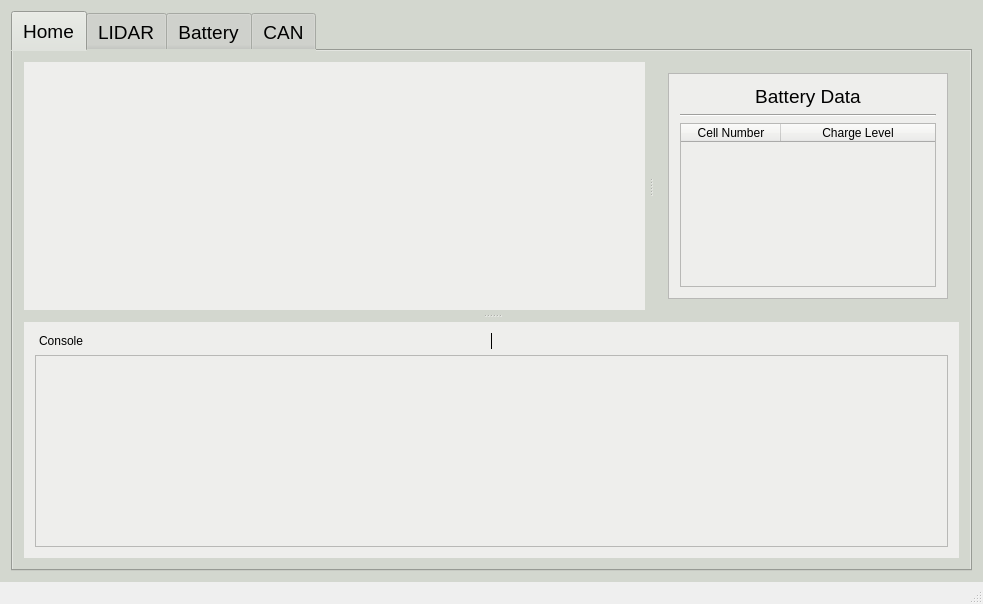
Above: mainwindow.ui from gcmvy3/voltron-dashboard before the change. Below: the same form after it.
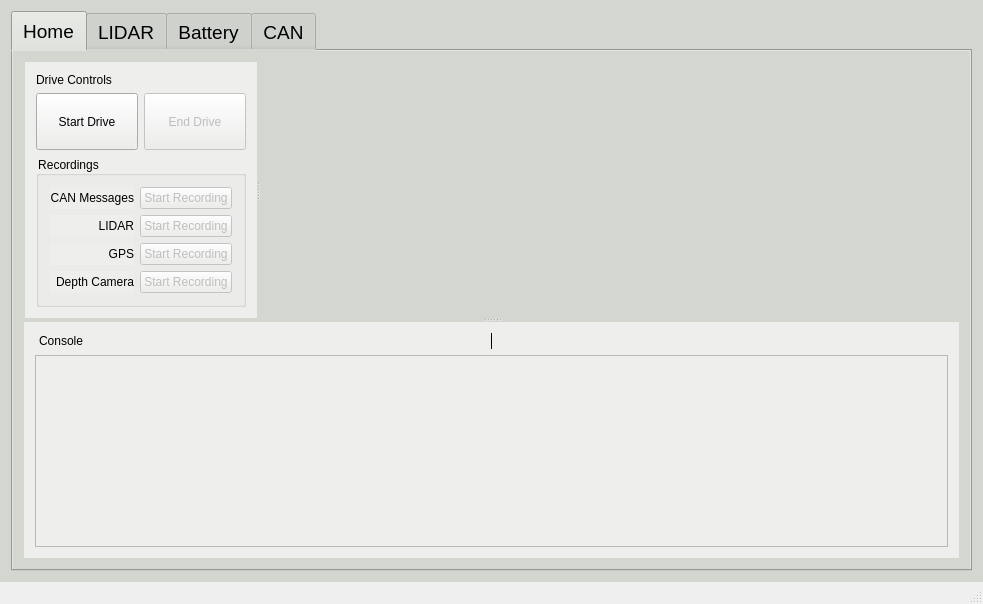
That is the form after the change. The open tabs and pages were chosen to show the change. Custom widgets are drawn as their Qt base class.

Patch:
```diff
--- a/mainwindow.ui
+++ b/mainwindow.ui
@@ -46,110 +46,200 @@
           <property name="orientation">
            <enum>Qt::Vertical</enum>
           </property>
-          <property name="handleWidth">
-           <number>12</number>
-          </property>
           <property name="childrenCollapsible">
            <bool>false</bool>
           </property>
           <widget class="QSplitter" name="splitter">
            <property name="sizePolicy">
-            <sizepolicy hsizetype="Expanding" vsizetype="Expanding">
+            <sizepolicy hsizetype="Expanding" vsizetype="Preferred">
              <horstretch>0</horstretch>
-             <verstretch>6</verstretch>
+             <verstretch>10</verstretch>
             </sizepolicy>
            </property>
+           <property name="layoutDirection">
+            <enum>Qt::RightToLeft</enum>
+           </property>
            <property name="orientation">
             <enum>Qt::Horizontal</enum>
            </property>
-           <property name="handleWidth">
-            <number>12</number>
-           </property>
-           <property name="childrenCollapsible">
-            <bool>false</bool>
-           </property>
            <widget class="LidarWidget" name="lidarWidget" native="true">
             <property name="sizePolicy">
              <sizepolicy hsizetype="MinimumExpanding" vsizetype="MinimumExpanding">
-              <horstretch>8</horstretch>
-              <verstretch>0</verstretch>
+              <horstretch>4</horstretch>
+              <verstretch>5</verstretch>
+             </sizepolicy>
+            </property>
+           </widget>
+           <widget class="LoggingControlWidget" name="loggingControlWidget" native="true">
+            <property name="sizePolicy">
+             <sizepolicy hsizetype="Preferred" vsizetype="Preferred">
+              <horstretch>0</horstretch>
+              <verstretch>5</verstretch>
              </sizepolicy>
             </property>
             <property name="styleSheet">
              <string notr="true">background-color: rgb(238, 238, 236)</string>
             </property>
-           </widget>
-           <widget class="BatteryWidget" name="batteryWidget" native="true">
-            <property name="minimumSize">
-             <size>
-              <width>200</width>
-              <height>200</height>
-             </size>
-            </property>
-            <property name="styleSheet">
-             <string notr="true"/>
-            </property>
-            <layout class="QVBoxLayout" name="verticalLayout_4">
+            <layout class="QVBoxLayout" name="verticalLayout_3">
              <item>
-              <widget class="QFrame" name="frame">
-               <property name="styleSheet">
-                <string notr="true">background-color: rgb(238, 238, 236)</string>
+              <widget class="QLabel" name="label_6">
+               <property name="sizePolicy">
+                <sizepolicy hsizetype="Preferred" vsizetype="Maximum">
+                 <horstretch>0</horstretch>
+                 <verstretch>0</verstretch>
+                </sizepolicy>
                </property>
-               <property name="frameShape">
-                <enum>QFrame::StyledPanel</enum>
+               <property name="text">
+                <string>Drive Controls</string>
                </property>
-               <property name="frameShadow">
-                <enum>QFrame::Raised</enum>
+              </widget>
+             </item>
+             <item>
+              <layout class="QHBoxLayout" name="horizontalLayout_5" stretch="0,0">
+               <property name="sizeConstraint">
+                <enum>QLayout::SetDefaultConstraint</enum>
                </property>
-               <layout class="QVBoxLayout" name="verticalLayout_5">
+               <item>
+                <widget class="QPushButton" name="pushButton_2">
+                 <property name="enabled">
+                  <bool>false</bool>
+                 </property>
+                 <property name="sizePolicy">
+                  <sizepolicy hsizetype="Minimum" vsizetype="Minimum">
+                   <horstretch>0</horstretch>
+                   <verstretch>0</verstretch>
+                  </sizepolicy>
+                 </property>
+                 <property name="text">
+                  <string>End Drive</string>
+                 </property>
+                </widget>
+               </item>
+               <item>
+                <widget class="QPushButton" name="pushButton">
+                 <property name="sizePolicy">
+                  <sizepolicy hsizetype="Minimum" vsizetype="Minimum">
+                   <horstretch>0</horstretch>
+                   <verstretch>0</verstretch>
+                  </sizepolicy>
+                 </property>
+                 <property name="text">
+                  <string>Start Drive</string>
+                 </property>
+                </widget>
+               </item>
+              </layout>
+             </item>
+             <item>
+              <widget class="QGroupBox" name="groupBox">
+               <property name="sizePolicy">
+                <sizepolicy hsizetype="Preferred" vsizetype="Minimum">
+                 <horstretch>0</horstretch>
+                 <verstretch>0</verstretch>
+                </sizepolicy>
+               </property>
+               <property name="layoutDirection">
+                <enum>Qt::LeftToRight</enum>
+               </property>
+               <property name="title">
+                <string>Recordings</string>
+               </property>
+               <layout class="QVBoxLayout" name="verticalLayout_4">
                 <item>
-                 <layout class="QVBoxLayout" name="verticalLayout_3">
+                 <layout class="QHBoxLayout" name="horizontalLayout">
                   <item>
-                   <widget class="QLabel" name="batteryLabel">
-                    <property name="font">
-                     <font>
-                      <pointsize>14</pointsize>
-                     </font>
+                   <widget class="QLabel" name="label_2">
+                    <property name="layoutDirection">
+                     <enum>Qt::LeftToRight</enum>
                     </property>
-                    <property name="autoFillBackground">
+                    <property name="text">
+                     <string>CAN Messages</string>
+                    </property>
+                    <property name="alignment">
+                     <set>Qt::AlignRight|Qt::AlignTrailing|Qt::AlignVCenter</set>
+                    </property>
+                   </widget>
+                  </item>
+                  <item>
+                   <widget class="QPushButton" name="pushButton_3">
+                    <property name="enabled">
                      <bool>false</bool>
                     </property>
                     <property name="text">
-                     <string>Battery Data</string>
+                     <string>Start Recording</string>
                     </property>
+                   </widget>
+                  </item>
+                 </layout>
+                </item>
+                <item>
+                 <layout class="QHBoxLayout" name="horizontalLayout_2">
+                  <item>
+                   <widget class="QLabel" name="label_3">
+                    <property name="text">
+                     <string>LIDAR</string>
+                    </property>
                     <property name="alignment">
-                     <set>Qt::AlignCenter</set>
+                     <set>Qt::AlignRight|Qt::AlignTrailing|Qt::AlignVCenter</set>
                     </property>
                    </widget>
                   </item>
                   <item>
-                   <widget class="Line" name="line">
-                    <property name="orientation">
-                     <enum>Qt::Horizontal</enum>
+                   <widget class="QPushButton" name="pushButton_4">
+                    <property name="enabled">
+                     <bool>false</bool>
                     </property>
+                    <property name="text">
+                     <string>Start Recording</string>
+                    </property>
                    </widget>
                   </item>
+                 </layout>
+                </item>
+                <item>
+                 <layout class="QHBoxLayout" name="horizontalLayout_3">
                   <item>
-                   <widget class="QTableWidget" name="batteryTable">
-                    <property name="columnCount">
-                     <number>2</number>
+                   <widget class="QLabel" name="label_4">
+                    <property name="text">
+                     <string>GPS</string>
                     </property>
-                    <attribute name="horizontalHeaderStretchLastSection">
-                     <bool>true</bool>
-                    </attribute>
-                    <attribute name="verticalHeaderVisible">
+                    <property name="alignment">
+                     <set>Qt::AlignRight|Qt::AlignTrailing|Qt::AlignVCenter</set>
+                    </property>
+                   </widget>
+                  </item>
+                  <item>
+                   <widget class="QPushButton" name="pushButton_5">
+                    <property name="enabled">
                      <bool>false</bool>
-                    </attribute>
-                    <column>
-                     <property name="text">
-                      <string>Cell Number</string>
-                     </property>
-                    </column>
-                    <column>
-                     <property name="text">
-                      <string>Charge Level</string>
-                     </property>
-                    </column>
+                    </property>
+                    <property name="text">
+                     <string>Start Recording</string>
+                    </property>
+                   </widget>
+                  </item>
+                 </layout>
+                </item>
+                <item>
+                 <layout class="QHBoxLayout" name="horizontalLayout_4">
+                  <item>
+                   <widget class="QLabel" name="label_5">
+                    <property name="text">
+                     <string>Depth Camera</string>
+                    </property>
+                    <property name="alignment">
+                     <set>Qt::AlignRight|Qt::AlignTrailing|Qt::AlignVCenter</set>
+                    </property>
+                   </widget>
+                  </item>
+                  <item>
+                   <widget class="QPushButton" name="pushButton_6">
+                    <property name="enabled">
+                     <bool>false</bool>
+                    </property>
+                    <property name="text">
+                     <string>Start Recording</string>
+                    </property>
                    </widget>
                   </item>
                  </layout>
@@ -417,6 +507,12 @@
    <header>Widgets/CANWidget.h</header>
    <container>1</container>
   </customwidget>
+  <customwidget>
+   <class>LoggingControlWidget</class>
+   <extends>QWidget</extends>
+   <header>Widgets/LoggingControlWidget.h</header>
+   <container>1</container>
+  </customwidget>
  </customwidgets>
  <resources/>
  <connections/>
```
Left out of the diff: 8 changed lines with no effect on the pictures.
